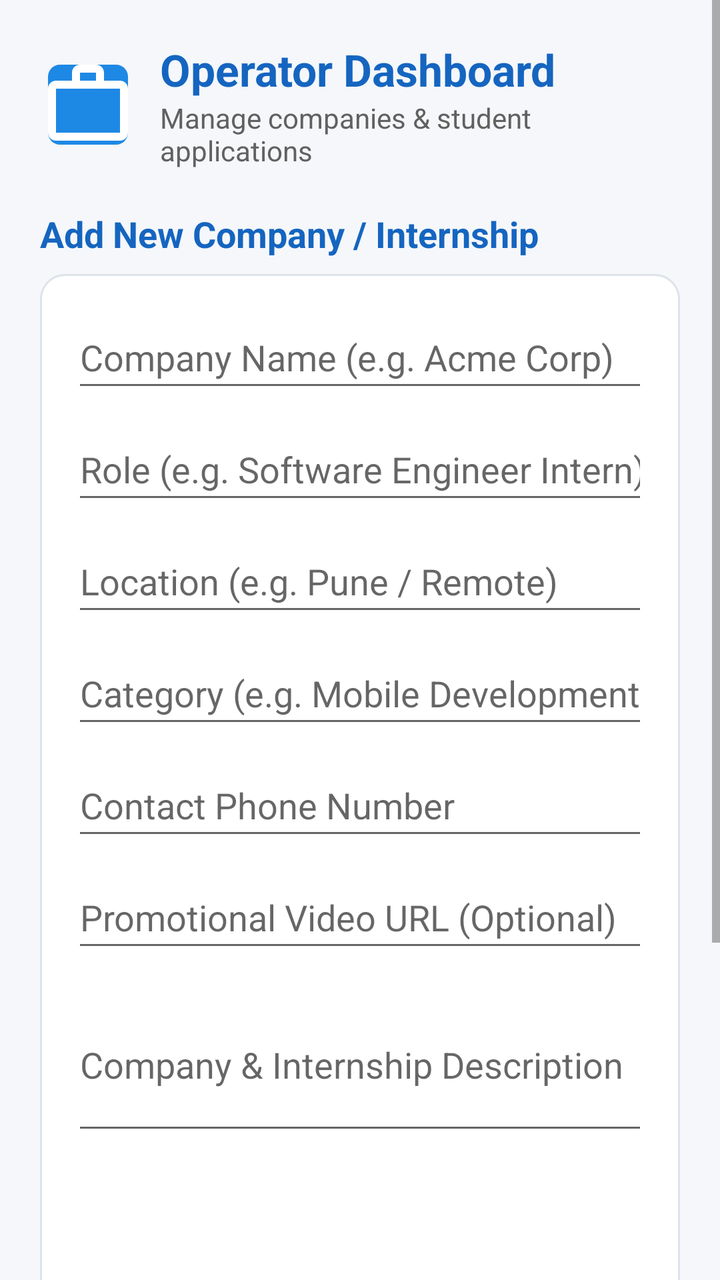
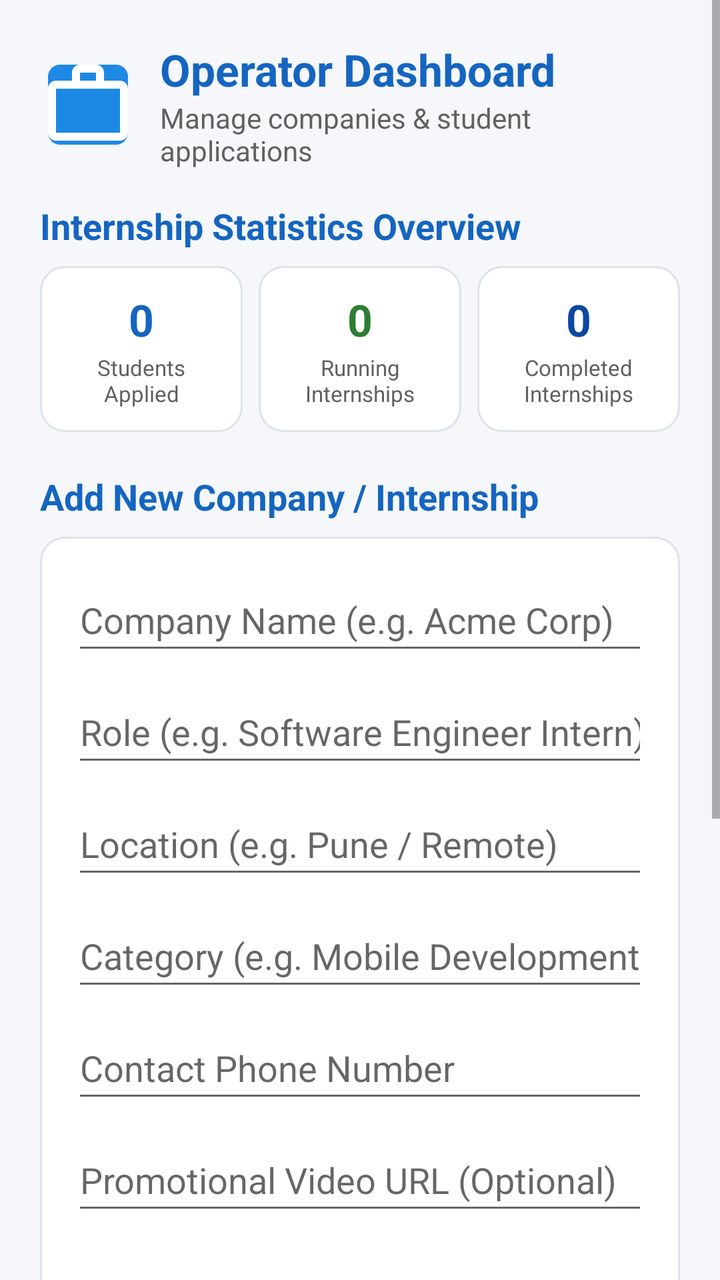

Two renders of the same Android screen: before a commit and after it. Below are the layout's source before the change and the commit's diff.
<!-- AndroidManifest.xml: application theme Theme.InternshipTracker -->
<!-- res/layout/activity_operator.xml -->
<?xml version="1.0" encoding="utf-8"?>
<ScrollView xmlns:android="http://schemas.android.com/apk/res/android"
    xmlns:app="http://schemas.android.com/apk/res-auto"
    android:id="@+id/rootOperator"
    android:layout_width="match_parent"
    android:layout_height="match_parent"
    android:clipToPadding="false"
    android:fillViewport="true">

    <LinearLayout
        android:layout_width="match_parent"
        android:layout_height="wrap_content"
        android:orientation="vertical"
        android:padding="20dp">

        
        <LinearLayout
            android:layout_width="match_parent"
            android:layout_height="wrap_content"
            android:gravity="center_vertical"
            android:orientation="horizontal">

            <ImageView
                android:layout_width="48dp"
                android:layout_height="48dp"
                android:contentDescription="Operator Logo"
                android:src="@drawable/ic_app_logo" />

            <LinearLayout
                android:layout_width="0dp"
                android:layout_height="wrap_content"
                android:layout_marginStart="12dp"
                android:layout_weight="1"
                android:orientation="vertical">

                <TextView
                    android:id="@+id/tvOperatorTitle"
                    android:layout_width="match_parent"
                    android:layout_height="wrap_content"
                    android:text="Operator Dashboard"
                    android:textColor="@color/primary"
                    android:textSize="22sp"
                    android:textStyle="bold" />

                <TextView
                    android:id="@+id/tvOperatorSubtitle"
                    android:layout_width="match_parent"
                    android:layout_height="wrap_content"
                    android:text="Manage companies &amp; student applications"
                    android:textColor="@color/text_secondary"
                    android:textSize="14sp" />
            </LinearLayout>
        </LinearLayout>

        
        <TextView
            android:layout_width="match_parent"
            android:layout_height="wrap_content"
            android:layout_marginTop="20dp"
            android:text="Add New Company / Internship"
            android:textColor="@color/primary"
            android:textSize="18sp"
            android:textStyle="bold" />

        <LinearLayout
            android:layout_width="match_parent"
            android:layout_height="wrap_content"
            android:layout_marginTop="8dp"
            android:background="@drawable/bg_card"
            android:orientation="vertical"
            android:padding="16dp">

            <EditText
                android:id="@+id/etOpCompany"
                android:layout_width="match_parent"
                android:layout_height="wrap_content"
                android:hint="Company Name (e.g. Acme Corp)"
                android:inputType="textCapWords"
                android:minHeight="48dp" />

            <EditText
                android:id="@+id/etOpRole"
                android:layout_width="match_parent"
                android:layout_height="wrap_content"
                android:layout_marginTop="8dp"
                android:hint="Role (e.g. Software Engineer Intern)"
                android:inputType="textCapWords"
                android:minHeight="48dp" />

            <EditText
                android:id="@+id/etOpLocation"
                android:layout_width="match_parent"
                android:layout_height="wrap_content"
                android:layout_marginTop="8dp"
                android:hint="Location (e.g. Pune / Remote)"
                android:inputType="textCapWords"
                android:minHeight="48dp" />

            <EditText
                android:id="@+id/etOpCategory"
                android:layout_width="match_parent"
                android:layout_height="wrap_content"
                android:layout_marginTop="8dp"
                android:hint="Category (e.g. Mobile Development)"
                android:inputType="textCapWords"
                android:minHeight="48dp" />

            <EditText
                android:id="@+id/etOpPhone"
                android:layout_width="match_parent"
                android:layout_height="wrap_content"
                android:layout_marginTop="8dp"
                android:hint="Contact Phone Number"
                android:inputType="phone"
                android:minHeight="48dp" />

            <EditText
                android:id="@+id/etOpVideoUrl"
                android:layout_width="match_parent"
                android:layout_height="wrap_content"
                android:layout_marginTop="8dp"
                android:hint="Promotional Video URL (Optional)"
                android:inputType="textUri"
                android:minHeight="48dp" />

            <EditText
                android:id="@+id/etOpDescription"
                android:layout_width="match_parent"
                android:layout_height="wrap_content"
                android:layout_marginTop="8dp"
                android:hint="Company &amp; Internship Description"
                android:inputType="textMultiLine"
                android:minLines="3" />

            <Button
                android:id="@+id/btnAddCompany"
                android:layout_width="match_parent"
                android:layout_height="wrap_content"
                android:layout_marginTop="12dp"
                android:text="Post Internship" />

        </LinearLayout>

        
        <TextView
            android:layout_width="match_parent"
            android:layout_height="wrap_content"
            android:layout_marginTop="20dp"
            android:text="Posted Companies"
            android:textColor="@color/primary"
            android:textSize="18sp"
            android:textStyle="bold" />

        <LinearLayout
            android:id="@+id/containerCompanies"
            android:layout_width="match_parent"
            android:layout_height="wrap_content"
            android:layout_marginTop="8dp"
            android:orientation="vertical" />

        
        <TextView
            android:layout_width="match_parent"
            android:layout_height="wrap_content"
            android:layout_marginTop="20dp"
            android:text="All Student Applications"
            android:textColor="@color/primary"
            android:textSize="18sp"
            android:textStyle="bold" />

        <LinearLayout
            android:id="@+id/containerAllApplications"
            android:layout_width="match_parent"
            android:layout_height="wrap_content"
            android:layout_marginTop="8dp"
            android:orientation="vertical" />

        
        <Button
            android:id="@+id/btnOpLogout"
            android:layout_width="match_parent"
            android:layout_height="wrap_content"
            android:layout_marginTop="24dp"
            android:layout_marginBottom="16dp"
            android:text="Logout"
            app:backgroundTint="@color/danger" />

    </LinearLayout>
</ScrollView>
<!-- resources referenced by this layout -->
<resources>
  <color name="danger">#C62828</color>
  <color name="primary">#1565C0</color>
  <color name="text_secondary">#616161</color>
  <!-- drawable bg_card (drawable) -->
  <?xml version="1.0" encoding="utf-8"?>
  <shape xmlns:android="http://schemas.android.com/apk/res/android"
      android:shape="rectangle">
      <solid android:color="@color/white" />
      <corners android:radius="12dp" />
      <stroke
          android:width="1dp"
          android:color="@color/card_stroke" />
  </shape>
  <!-- drawable ic_app_logo (drawable) -->
  <?xml version="1.0" encoding="utf-8"?>
  <vector xmlns:android="http://schemas.android.com/apk/res/android"
      android:width="72dp"
      android:height="72dp"
      android:viewportWidth="24"
      android:viewportHeight="24">
      
      <path
          android:fillColor="#1E88E5"
          android:pathData="M5,2 L19,2 C20.66,2 22,3.34 22,5 L22,19 C22,20.66 20.66,22 19,22 L5,22 C3.34,22 2,20.66 2,19 L2,5 C2,3.34 3.34,2 5,2 Z" />
      
      <path
          android:fillColor="#FFFFFF"
          android:pathData="M20,6h-4V4c0-1.11-0.89-2-2-2h-4C8.89,2,8,2.89,8,4v2H4C2.89,6,2,6.89,2,8v11c0,1.11,0.89,2,2,2h16c1.11,0,2-0.89,2-2V8C22,6.89,21.11,6,20,6z M10,4h4v2h-4V4z M20,19H4V8h16V19z" />
      
      <path
          android:fillColor="#1E88E5"
          android:pathData="M12,9l1.5,3.5L17,13l-2.5,2.5L15,19l-3-1.8L9,19l0.5-3.5L7,13l3.5-0.5z" />
  </vector>
  <style name="Theme.InternshipTracker" parent="Theme.MaterialComponents.Light.NoActionBar">
          <item name="colorPrimary">@color/primary</item>
          <item name="colorPrimaryDark">@color/primary_dark</item>
          <item name="colorAccent">@color/accent</item>
          <item name="colorButtonNormal">@color/primary</item>
          <item name="buttonStyle">@style/AppButton</item>
          <item name="android:windowBackground">@color/background</item>
          <item name="android:statusBarColor">@color/background</item>
          <item name="android:windowLightStatusBar">true</item>
      </style>
  <color name="white">#FFFFFF</color>
  <color name="card_stroke">#DDE3EA</color>
  <color name="primary_dark">#0D47A1</color>
  <color name="accent">#FF9800</color>
  <style name="AppButton" parent="Widget.MaterialComponents.Button">
          <item name="android:textColor">@color/white</item>
          <item name="android:textAllCaps">false</item>
          <item name="android:textSize">16sp</item>
          <item name="android:minHeight">52dp</item>
      </style>
  <color name="background">#F5F7FA</color>
</resources>

<!-- the commit's change to res/layout/activity_operator.xml (unified diff, before → after) -->
@@ -56,6 +56,112 @@
         <TextView
             android:layout_width="match_parent"
             android:layout_height="wrap_content"
+            android:layout_marginTop="16dp"
+            android:text="Internship Statistics Overview"
+            android:textColor="@color/primary"
+            android:textSize="18sp"
+            android:textStyle="bold" />
+
+        <LinearLayout
+            android:layout_width="match_parent"
+            android:layout_height="wrap_content"
+            android:layout_marginTop="8dp"
+            android:orientation="horizontal">
+
+            
+            <LinearLayout
+                android:layout_width="0dp"
+                android:layout_height="wrap_content"
+                android:layout_weight="1"
+                android:background="@drawable/bg_card"
+                android:gravity="center"
+                android:orientation="vertical"
+                android:padding="12dp">
+
+                <TextView
+                    android:id="@+id/tvOpAppliedCount"
+                    android:layout_width="wrap_content"
+                    android:layout_height="wrap_content"
+                    android:text="0"
+                    android:textColor="@color/primary"
+                    android:textSize="22sp"
+                    android:textStyle="bold" />
+
+                <TextView
+                    android:layout_width="wrap_content"
+                    android:layout_height="wrap_content"
+                    android:layout_marginTop="2dp"
+                    android:gravity="center"
+                    android:text="Students Applied"
+                    android:textColor="@color/text_secondary"
+                    android:textSize="11sp" />
+            </LinearLayout>
+
+            
+            <LinearLayout
+                android:layout_width="0dp"
+                android:layout_height="wrap_content"
+                android:layout_marginStart="8dp"
+                android:layout_weight="1"
+                android:background="@drawable/bg_card"
+                android:gravity="center"
+                android:orientation="vertical"
+                android:padding="12dp">
+
+                <TextView
+                    android:id="@+id/tvOpRunningCount"
+                    android:layout_width="wrap_content"
+                    android:layout_height="wrap_content"
+                    android:text="0"
+                    android:textColor="@color/status_open"
+                    android:textSize="22sp"
+                    android:textStyle="bold" />
+
+                <TextView
+                    android:layout_width="wrap_content"
+                    android:layout_height="wrap_content"
+                    android:layout_marginTop="2dp"
+                    android:gravity="center"
+                    android:text="Running Internships"
+                    android:textColor="@color/text_secondary"
+                    android:textSize="11sp" />
+            </LinearLayout>
+
+            
+            <LinearLayout
+                android:layout_width="0dp"
+                android:layout_height="wrap_content"
+                android:layout_marginStart="8dp"
+                android:layout_weight="1"
+                android:background="@drawable/bg_card"
+                android:gravity="center"
+                android:orientation="vertical"
+                android:padding="12dp">
+
+                <TextView
+                    android:id="@+id/tvOpCompletedCount"
+                    android:layout_width="wrap_content"
+                    android:layout_height="wrap_content"
+                    android:text="0"
+                    android:textColor="@color/primary_dark"
+                    android:textSize="22sp"
+                    android:textStyle="bold" />
+
+                <TextView
+                    android:layout_width="wrap_content"
+                    android:layout_height="wrap_content"
+                    android:layout_marginTop="2dp"
+                    android:gravity="center"
+                    android:text="Completed Internships"
+                    android:textColor="@color/text_secondary"
+                    android:textSize="11sp" />
+            </LinearLayout>
+        </LinearLayout>
+
+        
+        <TextView
+            android:layout_width="match_parent"
+            android:layout_height="wrap_content"
             android:layout_marginTop="20dp"
             android:text="Add New Company / Internship"
             android:textColor="@color/primary"
<!-- resource entries referenced after the edit -->
@@ -2,6 +2,8 @@
 <resources>
   <color name="danger">#C62828</color>
   <color name="primary">#1565C0</color>
+  <color name="primary_dark">#0D47A1</color>
+  <color name="status_open">#2E7D32</color>
   <color name="text_secondary">#616161</color>
   <!-- drawable bg_card (drawable) -->
   <?xml version="1.0" encoding="utf-8"?>
@@ -45,7 +47,6 @@
       </style>
   <color name="white">#FFFFFF</color>
   <color name="card_stroke">#DDE3EA</color>
-  <color name="primary_dark">#0D47A1</color>
   <color name="accent">#FF9800</color>
   <style name="AppButton" parent="Widget.MaterialComponents.Button">
           <item name="android:textColor">@color/white</item>
